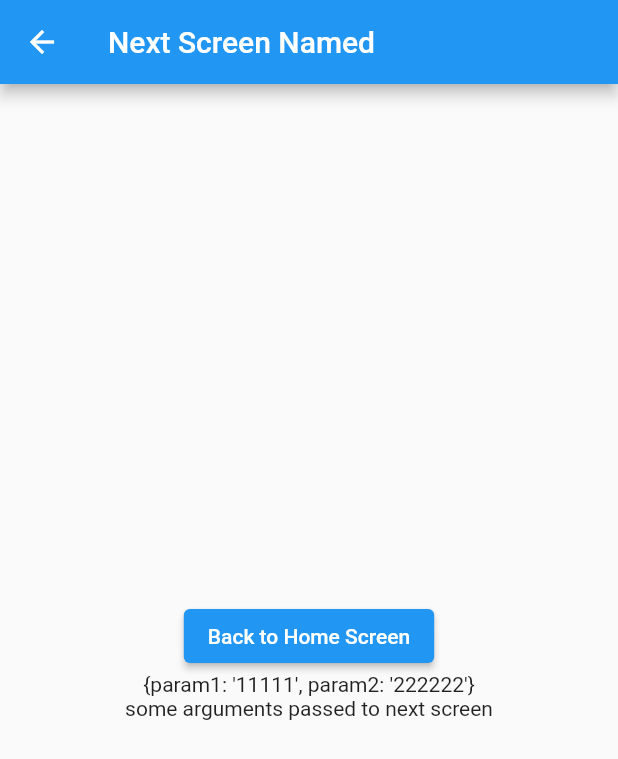
After one commit to mouradneb/ripples_code_getx, a Flutter app: the screen it shows after launch, after a tap on "Goto Next From Home Screen", on a phone screen of 412 x 824 dp. The commit adds this screen. Shown: the top 759 px of the screen. Run offline on Flutter 3.47's test engine with Material 2 defaults, Android fonts, the phone set to English and light mode, and no system bars; our stand-ins replace flutter_screenutil, get.

Commit message:
bottomsheet, unamed & named routes

```diff
--- a/lib/main.dart
+++ b/lib/main.dart
@@ -1,34 +1,63 @@
 import 'package:flutter/material.dart';
 import 'package:flutter_screenutil/flutter_screenutil.dart';
 import 'package:get/get.dart';
+import 'package:ripples_code_getx/next_screen_named.dart';
+import 'package:ripples_code_getx/next_screen_unamed.dart';
 
 void main() {
-  runApp(const MyApp());
+  runApp(MyApp());
 }
 
 class MyApp extends StatelessWidget {
-  const MyApp({Key? key}) : super(key: key);
+  MyApp({Key? key}) : super(key: key);
+
+  var count = Rx<int>(0);
+  //var count = 0.obs;
 
   @override
   Widget build(BuildContext context) {
     return ScreenUtilInit(
       designSize: const Size(360, 690),
       builder: () => GetMaterialApp(
+        initialRoute: "/",
+        transitionDuration: const Duration(milliseconds: 750),
+        defaultTransition: Transition.leftToRight,
+        getPages: [
+          GetPage(name: "/", page: () => MyApp()),
+          GetPage(
+            //name: "/next_screen/:id",
+            name: "/next_screen",
+            page: () => const NextScreenNamed(),
+            transitionDuration: const Duration(milliseconds: 1000),
+            transition: Transition.leftToRight,
+            curve: Curves.easeInOut,
+          ),
+        ],
         debugShowCheckedModeBanner: false,
         home: SafeArea(
           child: Scaffold(
+            appBar: AppBar(
+              title: Text("Home"),
+            ),
             body: Center(
               child: ElevatedButton(
-                  child: const Text("Show Bottomsheet"),
+                  child: const Text("Goto Next From Home Screen"),
                   onPressed: () {
                     // showSnackBar();
                     // showDialog();
+                    // showBottomsheet();
+                    // nextScreenUnamed();
+                    nextScreenNamed();
                   }),
             ),
           ),
         ),
       ),
     );
+  }
+
+  increment() {
+    count.value++;
   }
 }
 
@@ -132,5 +161,61 @@ showDialog() => Get.defaultDialog(
 
 // bottomsheet
 showBottomsheet() {
-  Get.bottomSheet(Container());
+  Get.bottomSheet(
+    Container(
+      child: Wrap(
+        children: [
+          ListTile(
+            leading: Icon(Icons.wb_sunny_outlined),
+            title: Text("Light Theme"),
+            onTap: () {
+              Get.changeTheme(ThemeData.light());
+              Get.back();
+            },
+          ),
+          ListTile(
+            leading: Icon(Icons.wb_sunny),
+            title: Text("Dark Theme"),
+            onTap: () {
+              Get.changeTheme(ThemeData.dark());
+              Get.back();
+            },
+          )
+        ],
+      ),
+    ),
+    backgroundColor: Colors.green.shade50,
+    elevation: 2,
+    // isDismissible: false,
+    // enableDrag: false,
+    // isScrollControlled: true,
+    shape: RoundedRectangleBorder(
+      side: BorderSide(color: Colors.black, width: 1, style: BorderStyle.solid),
+      borderRadius: BorderRadius.circular(12),
+    ),
+    // clipBehavior: Clip.none,
+    enterBottomSheetDuration: Duration(seconds: 1),
+  );
 }
+
+//Navigation unamed routes
+nextScreenUnamed() async {
+  var obj = await Get.to(
+    const NextScreenUnamed(),
+    transition: Transition.zoom,
+    curve: Curves.easeInOut,
+    duration: const Duration(milliseconds: 650),
+    fullscreenDialog: true,
+    arguments: "Dynamic send in arguments from Home Screen",
+  );
+  print(obj);
+}
+
+nextScreenNamed() {
+  Get.toNamed(
+    /*"/next_screen/123456" */
+    "/next_screen?param1='11111'&param2='222222'",
+    arguments:
+        "some arguments passed to next screen", /*parameters: {'id': "125", "name": "nebhi"}*/
+  );
+}
--- /dev/null
+++ b/lib/next_screen_named.dart
@@ -0,0 +1,35 @@
+import 'package:flutter/material.dart';
+import 'package:get/get.dart';
+
+class NextScreenNamed extends StatelessWidget {
+  const NextScreenNamed({Key? key}) : super(key: key);
+
+  @override
+  Widget build(BuildContext context) {
+    return SafeArea(
+        child: Scaffold(
+      appBar: AppBar(
+        title: const Text("Next Screen Named"),
+      ),
+      body: Center(
+        child: Column(
+          mainAxisAlignment: MainAxisAlignment.center,
+          children: [
+            ElevatedButton(
+              onPressed: () {
+                Get.back();
+              },
+              child: const Text("Back to Home Screen"),
+            ),
+            Get.parameters.isNotEmpty
+                ? Text("${Get.parameters}")
+                : const SizedBox.shrink(),
+            Get.arguments != null
+                ? Text("${Get.arguments}")
+                : const SizedBox.shrink(),
+          ],
+        ),
+      ),
+    ));
+  }
+}
--- /dev/null
+++ b/lib/next_screen_unamed.dart
@@ -0,0 +1,36 @@
+import 'package:flutter/material.dart';
+import 'package:get/get.dart';
+
+class NextScreenUnamed extends StatelessWidget {
+  const NextScreenUnamed({Key? key}) : super(key: key);
+
+  @override
+  Widget build(BuildContext context) {
+    return SafeArea(
+        child: Scaffold(
+      appBar: AppBar(
+        title: const Text("Next Screen Unamed"),
+      ),
+      body: Center(
+        child: Column(
+          mainAxisAlignment: MainAxisAlignment.center,
+          children: [
+            const Text("Next Screen Unamed"),
+            const SizedBox(height: 24),
+            ElevatedButton(
+              onPressed: () {
+                Get.back(
+                  result: "Object returned from next screen",
+                );
+              },
+              child: const Text("Back to Home Screen"),
+            ),
+            Get.arguments != null
+                ? Text("${Get.arguments}")
+                : const SizedBox.shrink()
+          ],
+        ),
+      ),
+    ));
+  }
+}
```
